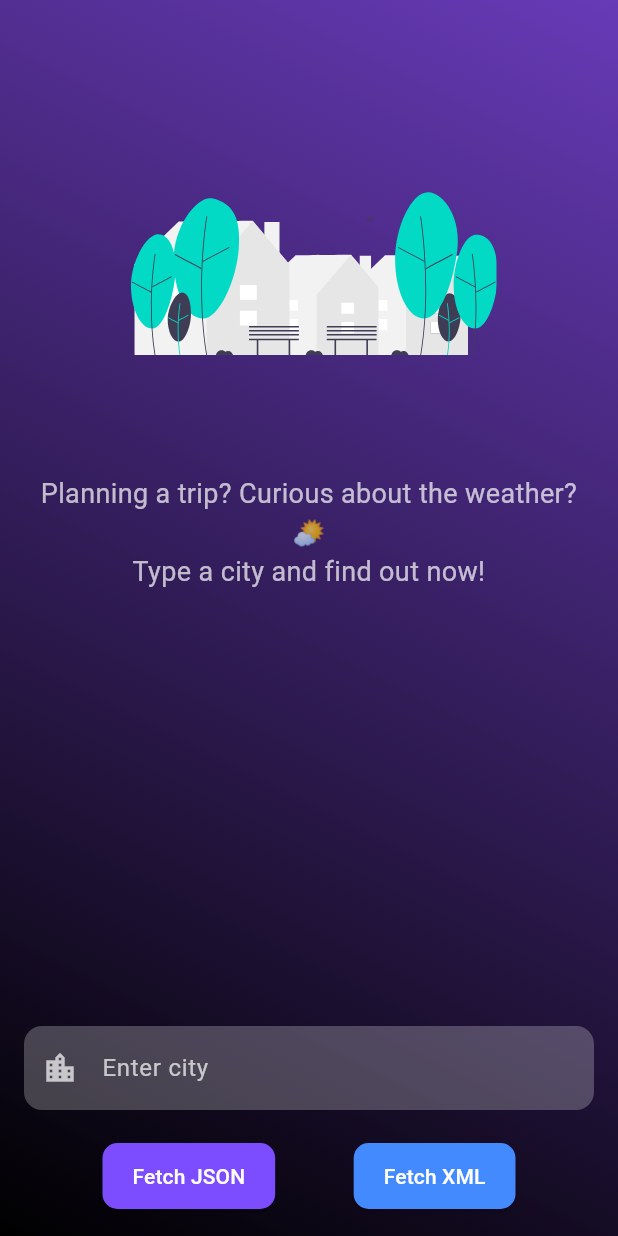
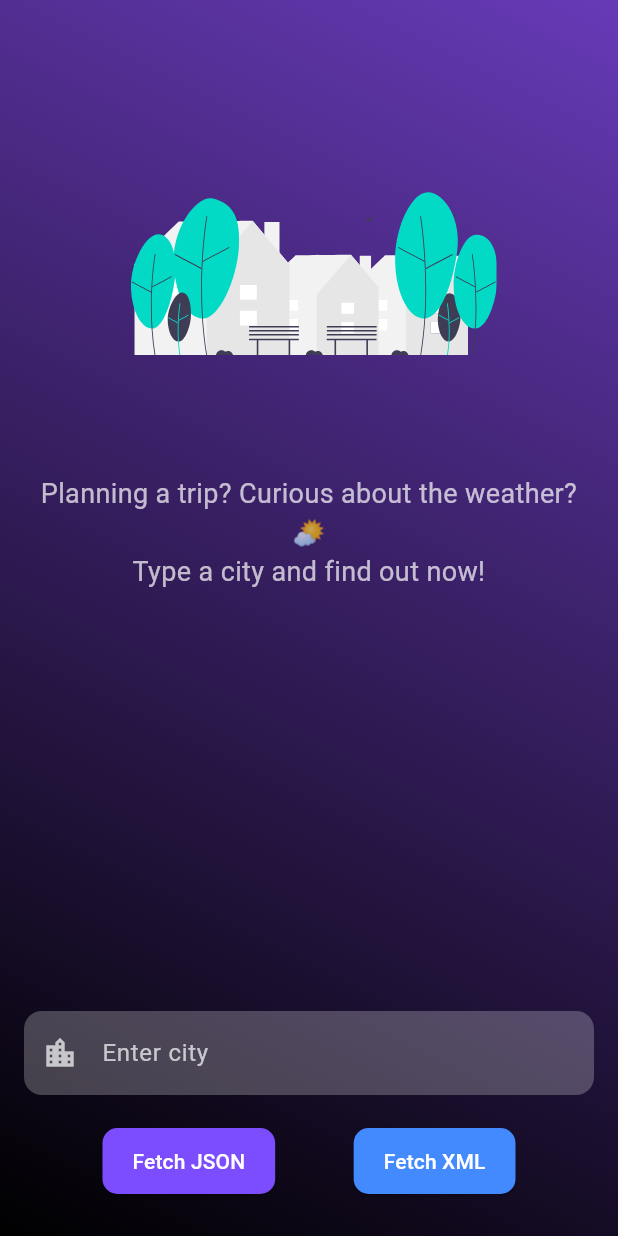
Before and after one commit to ornido77/weather_app_exam, a Flutter app: the screen it shows after launch, on a phone screen of 412 x 824 dp. Run offline on Flutter 3.47's test engine with Material 3 defaults, Android fonts, the phone set to English and light mode, and no system bars; our stand-ins replace flutter_bloc, flutter_dotenv, lottie.

```diff
--- a/lib/features/weather/weather_page.dart
+++ b/lib/features/weather/weather_page.dart
@@ -33,6 +33,7 @@ class WeatherPage extends StatelessWidget {
               _buildTextField(),
               const SizedBox(height: 20),
               _buildButtonRow(context),
+              const SizedBox(height: 10),
             ],
           ),
         ),
--- a/pubspec.yaml
+++ b/pubspec.yaml
@@ -1,7 +1,7 @@
 name: weather_app_exam
 description: "A new Flutter project."
 
-publish_to: 'none' # Remove this line if you wish to publish to pub.dev
+publish_to: "none" # Remove this line if you wish to publish to pub.dev
 
 version: 1.0.0+1
 
@@ -13,13 +13,13 @@ dependencies:
   flutter:
     sdk: flutter
   flutter_bloc: ^9.1.0
+  flutter_dotenv: ^5.2.1
   http: ^1.3.0
   intl: ^0.20.2
   lottie: ^3.3.1
   xml: ^6.5.0
 
 dev_dependencies:
-  flutter_dotenv: ^5.2.1
   flutter_launcher_icons: ^0.14.3
   flutter_lints: ^5.0.0
   flutter_test:
```
Also changed, not shown: pubspec.lock, 1 other file.
